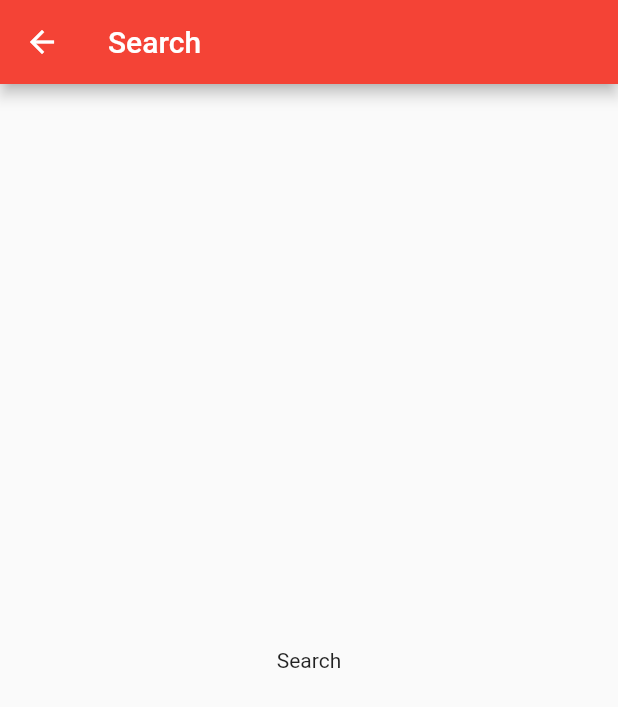
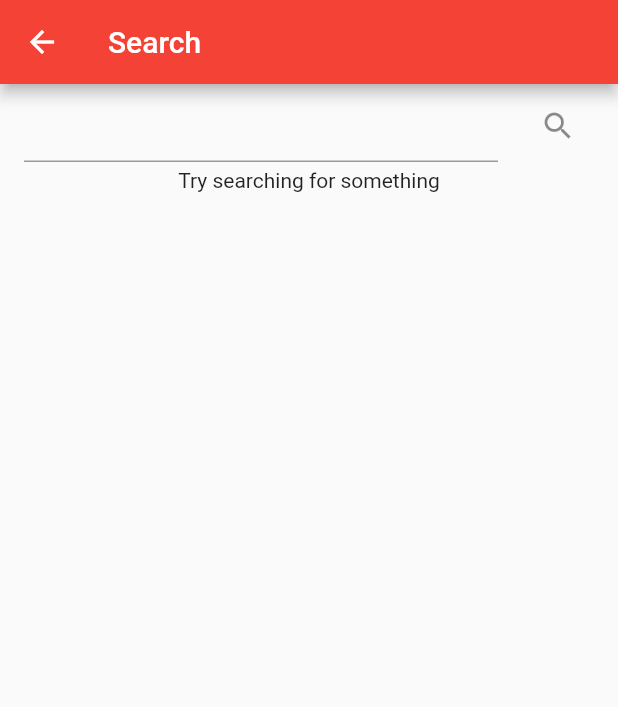
Before and after one commit to RomanPanaget/flutter-pokemon, a Flutter app: the SearchScreen screen opened by its route, on a phone screen of 412 x 824 dp. Shown: the top 707 px of the screen. Run offline on Flutter 3.47's test engine with Material 2 defaults, Android fonts, the phone set to English and light mode, and no system bars; network calls fail.

Commit message:
feat(app): finished search screen and logic

```diff
--- a/lib/src/screens/SearchScreen.dart
+++ b/lib/src/screens/SearchScreen.dart
@@ -1,21 +1,75 @@
 import 'package:flutter/cupertino.dart';
 import 'package:flutter/material.dart';
+import 'package:flutterpokemon/src/components/PokemonListTile.dart';
+import 'package:flutterpokemon/src/models/PokemonModel.dart';
+import 'package:flutterpokemon/src/services/PokemonService.dart';
 
 class SearchScreen extends StatefulWidget {
   static const routeName = '/search';
+
   @override
   State<StatefulWidget> createState() => _SearchScreenState();
 }
 
 class _SearchScreenState extends State<SearchScreen> {
+  final _formKey = GlobalKey<FormState>();
+  final PokemonService _service = PokemonService();
+  PokemonModel _pokemon;
+  String _currentSearch = "";
+
+  _fetchPokemon() async {
+    PokemonModel pokemon = await this._service.fetchPokemon(_currentSearch);
+    setState(() {
+      _pokemon = pokemon;
+    });
+  }
+
+  _onSubmit() {
+    if (_formKey.currentState.validate()) {
+      _formKey.currentState.save();
+      setState(() {
+        _pokemon = null;
+      });
+      _fetchPokemon();
+    }
+  }
+
   @override
   Widget build(BuildContext context) {
     return Scaffold(
       appBar: AppBar(
         title: Text("Search"),
       ),
-      body: Center(
-        child: Text("Search"),
+      body: Column(
+        children: <Widget>[
+          Form(
+            key: _formKey,
+            child: ListTile(
+              trailing: IconButton(
+                icon: Icon(Icons.search),
+                onPressed: _onSubmit,
+              ),
+              title: TextFormField(
+                initialValue: _currentSearch,
+                onFieldSubmitted: (v) => _onSubmit(),
+                validator: (value) {
+                  if (value.isEmpty) {
+                    return 'Please search for something';
+                  }
+                  return null;
+                },
+                onSaved: (v) {
+                  _currentSearch = v;
+                },
+              ),
+            ),
+          ),
+          _pokemon != null
+              ? PokemonListTile(pokemon: _pokemon)
+              : Text(_currentSearch.isEmpty
+                  ? "Try searching for something"
+                  : "We couldn't find any pokemon with \"$_currentSearch\"")
+        ],
       ),
     );
   }
```
Also changed, not shown: lib/src/components/PokemonListTile.dart (+5 -2 lines), lib/src/screens/PokedexScreen.dart (+14 -31 lines), lib/src/services/PokemonService.dart (+4 -5 lines).
